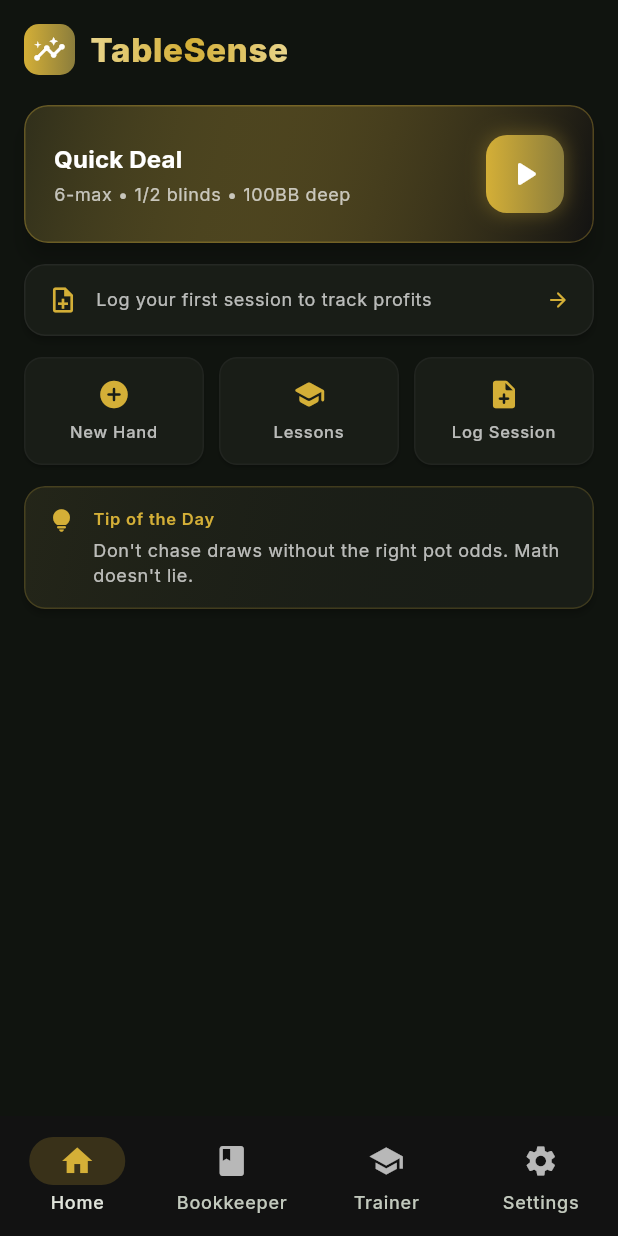
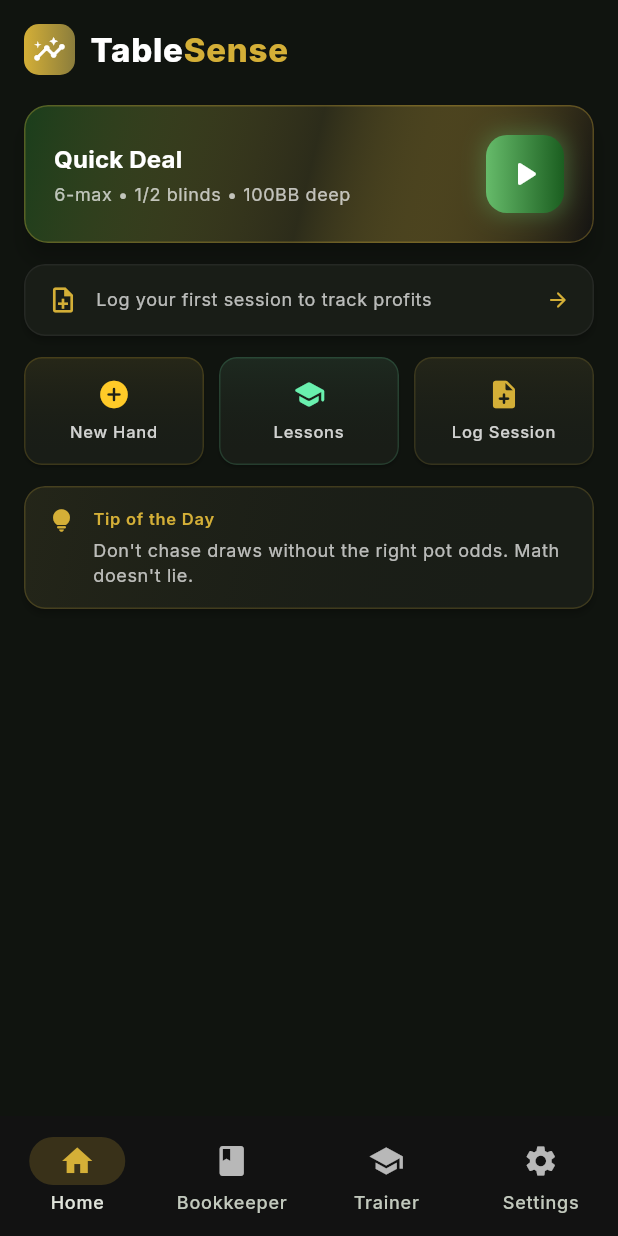
Before and after one commit to CosmonautJones/poker-pokr, a Flutter app: the screen it shows after launch, on a phone screen of 412 x 824 dp. Run offline on Flutter 3.47's test engine with Material 3 defaults, Android fonts, the phone set to English and light mode, and no system bars; drawn by our look-alikes of flutter_animate; our stand-ins replace drift, drift_flutter, fl_chart, flutter_riverpod, go_router; accounts and stored records are empty; generated files the repository leaves out were written again.

Commit message:
Two-tone TableSense branding and livelier home screen UI
- Split header into "Table" (white) + "Sense" (gold) two-tone text
- Quick Deal card: green felt-to-gold gradient background for depth
- Play button: green gradient with breathing pulse animation
- Quick links: each gets its own accent color (amber, mint, gold)
  with tinted background gradients and colored borders

https://claude.ai/code/session_01C3oBvwk1hn6wm8YFXz6vFk

```diff
--- a/lib/features/home/presentation/home_screen.dart
+++ b/lib/features/home/presentation/home_screen.dart
@@ -54,19 +54,26 @@ class HomeScreen extends ConsumerWidget {
                     ),
                   ),
                   const SizedBox(width: 10),
-                  ShaderMask(
-                    shaderCallback: (bounds) {
-                      return LinearGradient(
-                        colors: [pt.goldLight, pt.goldPrimary, pt.goldLight],
-                      ).createShader(bounds);
-                    },
-                    child: Text(
-                      'TableSense',
+                  Text.rich(
+                    TextSpan(
+                      children: [
+                        TextSpan(
+                          text: 'Table',
                           style: textTheme.titleLarge?.copyWith(
                             fontWeight: FontWeight.w800,
                             color: Colors.white,
                             letterSpacing: 0.5,
                           ),
+                        ),
+                        TextSpan(
+                          text: 'Sense',
+                          style: textTheme.titleLarge?.copyWith(
+                            fontWeight: FontWeight.w800,
+                            color: pt.goldPrimary,
+                            letterSpacing: 0.5,
+                          ),
+                        ),
+                      ],
                     ),
                   ),
                 ],
@@ -118,6 +125,7 @@ class HomeScreen extends ConsumerWidget {
                     child: _QuickLink(
                       icon: Icons.add_circle_rounded,
                       label: 'New Hand',
+                      color: pt.accent,
                       onTap: () => context.go('/trainer/create'),
                     ),
                   ),
@@ -126,6 +134,7 @@ class HomeScreen extends ConsumerWidget {
                     child: _QuickLink(
                       icon: Icons.school_rounded,
                       label: 'Lessons',
+                      color: pt.seatActiveBorder,
                       onTap: () => context.go('/trainer'),
                     ),
                   ),
@@ -134,6 +143,7 @@ class HomeScreen extends ConsumerWidget {
                     child: _QuickLink(
                       icon: Icons.note_add_rounded,
                       label: 'Log Session',
+                      color: pt.goldPrimary,
                       onTap: () => context.go('/bookkeeper/add'),
                     ),
                   ),
@@ -212,9 +222,11 @@ class _QuickDealCard extends StatelessWidget {
               begin: Alignment.topLeft,
               end: Alignment.bottomRight,
               colors: [
-                pt.goldPrimary.withValues(alpha: 0.12),
+                pt.feltCenter.withValues(alpha: 0.5),
+                pt.goldPrimary.withValues(alpha: 0.10),
                 pt.surfaceDim,
               ],
+              stops: const [0.0, 0.5, 1.0],
             ),
           ),
           padding: const EdgeInsets.symmetric(horizontal: 20, vertical: 20),
@@ -245,14 +257,14 @@ class _QuickDealCard extends StatelessWidget {
                 padding: const EdgeInsets.all(12),
                 decoration: BoxDecoration(
                   gradient: LinearGradient(
-                    colors: [pt.goldPrimary, pt.goldDark],
+                    colors: [pt.profit, pt.feltCenter],
                   ),
                   borderRadius: BorderRadius.circular(14),
                   boxShadow: [
                     BoxShadow(
-                      color: pt.goldPrimary.withValues(alpha: 0.3),
-                      blurRadius: 10,
-                      spreadRadius: 1,
+                      color: pt.profit.withValues(alpha: 0.35),
+                      blurRadius: 12,
+                      spreadRadius: 2,
                     ),
                   ],
                 ),
@@ -261,6 +273,15 @@ class _QuickDealCard extends StatelessWidget {
                   size: 28,
                   color: Colors.white,
                 ),
+              )
+                  .animate(
+                    onPlay: (c) => c.repeat(reverse: true),
+                  )
+                  .scaleXY(
+                    begin: 1.0,
+                    end: 1.06,
+                    duration: 1800.ms,
+                    curve: Curves.easeInOut,
                   ),
             ],
           ),
@@ -423,11 +444,13 @@ class _EmptySessionCard extends StatelessWidget {
 class _QuickLink extends StatelessWidget {
   final IconData icon;
   final String label;
+  final Color color;
   final VoidCallback onTap;
 
   const _QuickLink({
     required this.icon,
     required this.label,
+    required this.color,
     required this.onTap,
   });
 
@@ -443,23 +466,34 @@ class _QuickLink extends StatelessWidget {
       shape: RoundedRectangleBorder(
         borderRadius: BorderRadius.circular(12),
         side: BorderSide(
-          color: pt.borderSubtle.withValues(alpha: 0.2),
+          color: color.withValues(alpha: 0.15),
           width: 1,
         ),
       ),
       child: InkWell(
         onTap: onTap,
-        child: Padding(
+        splashColor: color.withValues(alpha: 0.1),
+        child: Container(
+          decoration: BoxDecoration(
+            gradient: LinearGradient(
+              begin: Alignment.topCenter,
+              end: Alignment.bottomCenter,
+              colors: [
+                color.withValues(alpha: 0.06),
+                Colors.transparent,
+              ],
+            ),
+          ),
           padding: const EdgeInsets.symmetric(horizontal: 10, vertical: 14),
           child: Column(
             mainAxisSize: MainAxisSize.min,
             children: [
-              Icon(icon, size: 22, color: pt.goldPrimary),
+              Icon(icon, size: 22, color: color),
               const SizedBox(height: 6),
               Text(
                 label,
                 style: textTheme.labelSmall?.copyWith(
-                  color: Colors.white.withValues(alpha: 0.7),
+                  color: Colors.white.withValues(alpha: 0.8),
                   fontWeight: FontWeight.w500,
                 ),
                 textAlign: TextAlign.center,
```
Lines whose indentation alone changed are shown as unchanged.
